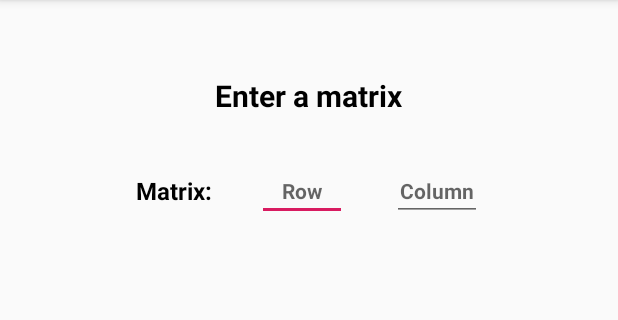
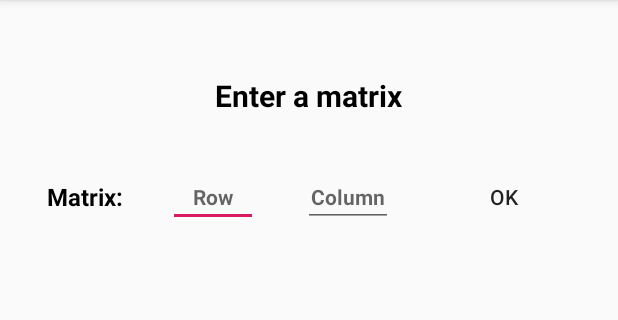
Before and after one commit to AdamAkiva/projects, an Android app: the screen it shows after launch (MainActivityView), on a phone screen of 412 x 824 dp, the part 84-404 px from its top. Run offline under Robolectric (Android 15) with nearby library versions, the phone set to English and light mode, and no system bars.

Commit message:
"10.03.2021_00:34:51"

```diff
--- a/linear_algebra_phone_app/app/src/main/java/com/aa/matrix/controllers/DisplayResultActivityController.java
+++ b/linear_algebra_phone_app/app/src/main/java/com/aa/matrix/controllers/DisplayResultActivityController.java
@@ -61,13 +61,13 @@ public class DisplayResultActivityController {
 
     private CalculationResult startCalculation() throws ExecutionException, InterruptedException,
             InvalidParameterException {
-        Callable<CalculationResult> result;
+        Callable<CalculationResult> result = null;
         if (matrixOperation == DETERMINANT) {
             result = new CalculateDeterminant(matrix.getMatrix(), matrix.getRowsCount(), matrix.getColumnCount());
         } else if (matrixOperation == GAUSS_JORDAN) {
-            result = new CalculateGaussJordan(matrix.getMatrix(), matrix.getRowsCount(), matrix.getColumnCount());
+//            result = new CalculateGaussJordan(matrix.getMatrix(), matrix.getRowsCount(), matrix.getColumnCount());
         } else if (matrixOperation == INVERSE_MATRIX) {
-            result = new CalculateInverseMatrix(matrix.getMatrix(), matrix.getRowsCount(), matrix.getColumnCount());
+//            result = new CalculateInverseMatrix(matrix.getMatrix(), matrix.getRowsCount(), matrix.getColumnCount());
         } else {
             throw new InvalidParameterException("Should not happen");
         }
--- a/linear_algebra_phone_app/app/src/main/java/com/aa/matrix/controllers/MainActivityController.java
+++ b/linear_algebra_phone_app/app/src/main/java/com/aa/matrix/controllers/MainActivityController.java
@@ -3,9 +3,7 @@ package com.aa.matrix.controllers;
 import android.app.Activity;
 import android.content.Context;
 import android.util.Log;
-import android.view.KeyEvent;
 import android.view.View;
-import android.view.inputmethod.EditorInfo;
 import android.widget.CompoundButton;
 import android.widget.EditText;
 import android.widget.LinearLayout;
@@ -67,40 +65,17 @@ public class MainActivityController {
         llMatrixLayout = ((Activity) this.context).findViewById(R.id.llMatrixLayout);
     }
 
-    public TextView.OnEditorActionListener buildMatrixActionOnDonePress() {
-        return new TextView.OnEditorActionListener() {
+    public View.OnClickListener buildOnSubmitMatrixSizeListener() {
+        return new View.OnClickListener() {
             @Override
-            public boolean onEditorAction(TextView v, int actionId, KeyEvent event) {
-                if ((event != null && event.getKeyCode() == KeyEvent.KEYCODE_ENTER) ||
-                        actionId == EditorInfo.IME_ACTION_DONE) {
-                    try {
+            public void onClick(View v) {
+                try {
+                    if (checkIfMatrixCanBeBuilt()) {
                         hideError(errorField);
-                        if (checkIfMatrixCanBeBuilt()) {
-                            buildMatrixView();
-                            showButtons();
-                        }
-                    } catch (final NumberFormatException e) {
-                        Log.d(TAG, e.getMessage() != null ? e.getMessage() : "null");
-                    }
-                }
-                return false;
-            }
-        };
-    }
-
-    public View.OnFocusChangeListener buildMatrixActionOnFocusChange() {
-        return new View.OnFocusChangeListener() {
-            @Override
-            public void onFocusChange(View v, boolean hasFocus) {
-                hideError(errorField);
-                try {
-                    if (!hasFocus && checkIfMatrixCanBeBuilt()) {
                         buildMatrixView();
                         showButtons();
                     }
-                } catch (final NumberFormatException e) {
-                    Log.d(TAG, e.getMessage() != null ? e.getMessage() : "null");
-                }
+                } catch (InvalidParameterException ignored) {}
             }
         };
     }
@@ -178,9 +153,22 @@ public class MainActivityController {
         };
     }
 
-    private boolean checkIfMatrixCanBeBuilt() {
-        return etMatrixRows.getText().toString().length() > 0
-                && etMatrixColumns.getText().toString().length() > 0;
+    private boolean checkIfMatrixCanBeBuilt() throws InvalidParameterException {
+        int rows = Integer.parseInt(etMatrixRows.getText().toString());
+        int cols = Integer.parseInt(etMatrixColumns.getText().toString());
+        String errorMessage = "";
+        if (rows <= 5 && rows > 0) {
+            if (cols <= 5 && cols > 0) {
+                return true;
+            } else {
+                errorMessage += "Rows must be between 1 to 5";
+            }
+        } else {
+            errorMessage += "Columns must be between 1 to 5";
+        }
+        errorField = ErrorTextView.displayErrorTextView(view, errorMessage, rlMainActivity,
+                llMatrixLayout.getId());
+        return false;
     }
 
     private void getRowAndColumnsValues() throws NumberFormatException {
--- a/linear_algebra_phone_app/app/src/main/java/com/aa/matrix/models/CalculateDeterminant.java
+++ b/linear_algebra_phone_app/app/src/main/java/com/aa/matrix/models/CalculateDeterminant.java
@@ -79,7 +79,7 @@ public class CalculateDeterminant implements Callable<CalculationResult> {
                     if (mValue != 1f && mValue != -1f) {
                         multipleVectorByValue(i, mValue);
                     }
-                    addOrSubtractVectorss(i, j);
+                    addOrSubtractVectors(i, j);
                     m[i] = r;
                     result.put(String.format(Locale.US, RESTORE_VECTOR, i + 1), m);
                 }
@@ -171,7 +171,7 @@ public class CalculateDeterminant implements Callable<CalculationResult> {
         result.put(String.format(Locale.US, MULTIPLE_VECTOR, index + 1, CalculationResult.doubleToString(value)), m);
     }
 
-    private void addOrSubtractVectorss(int rIndex, int nIndex) {
+    private void addOrSubtractVectors(int rIndex, int nIndex) {
         double[] r = m[rIndex];
         double[] n = m[nIndex];
         if (r[rIndex] + n[rIndex] == 0) {
--- a/linear_algebra_phone_app/app/src/main/java/com/aa/matrix/views/MainActivityView.java
+++ b/linear_algebra_phone_app/app/src/main/java/com/aa/matrix/views/MainActivityView.java
@@ -8,7 +8,6 @@ import android.os.Bundle;
 import android.view.View;
 import android.widget.Button;
 import android.widget.CheckBox;
-import android.widget.EditText;
 import android.widget.LinearLayout;
 import android.widget.RelativeLayout;
 import android.widget.TextView;
@@ -23,13 +22,12 @@ public class MainActivityView extends BaseActivity {
     private RelativeLayout rlMainActivity;
 
     private LinearLayout llMatrixLayout;
+
     private LinearLayout llFillZeroes;
-
-    private EditText etMatrixColumns;
-    private EditText etMatrixRows;
 
     private RecyclerView rvMatrix;
 
+    private Button btnSubmitMatrixSize;
     private Button btnDeterminant;
     private Button btnGauss;
     private Button btnReverses;
@@ -44,8 +42,7 @@ public class MainActivityView extends BaseActivity {
         setContentView(R.layout.activity_main);
 
         rlMainActivity = (RelativeLayout) findViewById(R.id.rlMainActivity);
-        etMatrixColumns = (EditText) findViewById(R.id.etMatrixColumns);
-        etMatrixRows = (EditText) findViewById(R.id.etMatrixRows);
+        btnSubmitMatrixSize = (Button) findViewById(R.id.btnSubmitMatrixSize);
         llMatrixLayout = (LinearLayout) findViewById(R.id.llMatrixLayout);
         llFillZeroes = (LinearLayout) findViewById(R.id.llFillZeroes);
         rvMatrix = (RecyclerView) findViewById(R.id.rvInputMatrix);
@@ -60,9 +57,7 @@ public class MainActivityView extends BaseActivity {
     public void attachEvents() {
         MainActivityController controller = new MainActivityController(this);
         rlMainActivity.setOnFocusChangeListener(controller.buildHideKeyboardListener());
-        etMatrixColumns.setOnEditorActionListener(controller.buildMatrixActionOnDonePress());
-        etMatrixRows.setOnFocusChangeListener(controller.buildMatrixActionOnFocusChange());
-        etMatrixColumns.setOnFocusChangeListener(controller.buildMatrixActionOnFocusChange());
+        btnSubmitMatrixSize.setOnClickListener(controller.buildOnSubmitMatrixSizeListener());
         cbFillZeroes.setOnCheckedChangeListener(controller.buildOnCheckedChangeListener());
         btnDeterminant.setOnClickListener(controller.buildOnChosenMatrixOperationAction());
         btnGauss.setOnClickListener(controller.buildOnChosenMatrixOperationAction());
@@ -92,7 +87,11 @@ public class MainActivityView extends BaseActivity {
             llMatrixLayout.setVisibility(View.VISIBLE);
         }
         rvMatrix.setLayoutManager(layoutManager);
-        rvMatrix.setAdapter(adapter);
+        if (rvMatrix.getAdapter() != null) {
+            rvMatrix.swapAdapter(adapter, true);
+        } else {
+            rvMatrix.setAdapter(adapter);
+        }
     }
 
     public void hideError(TextView errorField) {
--- a/linear_algebra_phone_app/app/src/main/res/layout/activity_main.xml
+++ b/linear_algebra_phone_app/app/src/main/res/layout/activity_main.xml
@@ -46,11 +46,11 @@
             android:layout_marginStart="30dp"
             android:hint="@string/row"
             android:autofillHints="@string/number"
-            android:inputType="numberDecimal"
+            android:inputType="number"
             android:textAlignment="center"
             android:textSize="14sp"
             android:textStyle="bold"
-            android:maxLength="2"
+            android:maxLength="1"
             android:imeOptions="actionNext"/>
 
         <EditText
@@ -61,11 +61,21 @@
             android:hint="@string/column"
             android:autofillHints="@string/number"
             android:textAlignment="center"
-            android:inputType="numberDecimal"
+            android:inputType="number"
             android:textSize="14sp"
             android:textStyle="bold"
-            android:maxLength="2"
+            android:maxLength="1"
             android:imeOptions="actionDone"/>
+
+        <Button style="@android:style/Widget.DeviceDefault.Button.Borderless"
+            android:id="@+id/btnSubmitMatrixSize"
+            android:layout_width="wrap_content"
+            android:layout_height="wrap_content"
+            android:layout_marginStart="30dp"
+            android:text="@android:string/ok"
+            android:textAlignment="center"
+            android:textAllCaps="false"
+            android:textSize="14sp" />
 
     </LinearLayout>
 
--- a/linear_algebra_phone_app/app/src/main/res/layout/input_matrix_cell.xml
+++ b/linear_algebra_phone_app/app/src/main/res/layout/input_matrix_cell.xml
@@ -10,7 +10,7 @@
         android:layout_width="100dp"
         android:layout_height="40dp"
         android:textSize="13sp"
-        android:inputType="numberDecimal"
+        android:inputType="numberDecimal|numberSigned"
         android:textAlignment="center"
         android:hint="@string/number"
         android:autofillHints="@string/number"
```
Also changed, not shown: linear_algebra_phone_app/app/src/main/java/com/aa/matrix/models/CalculationResult.java (+4 -4 lines).
